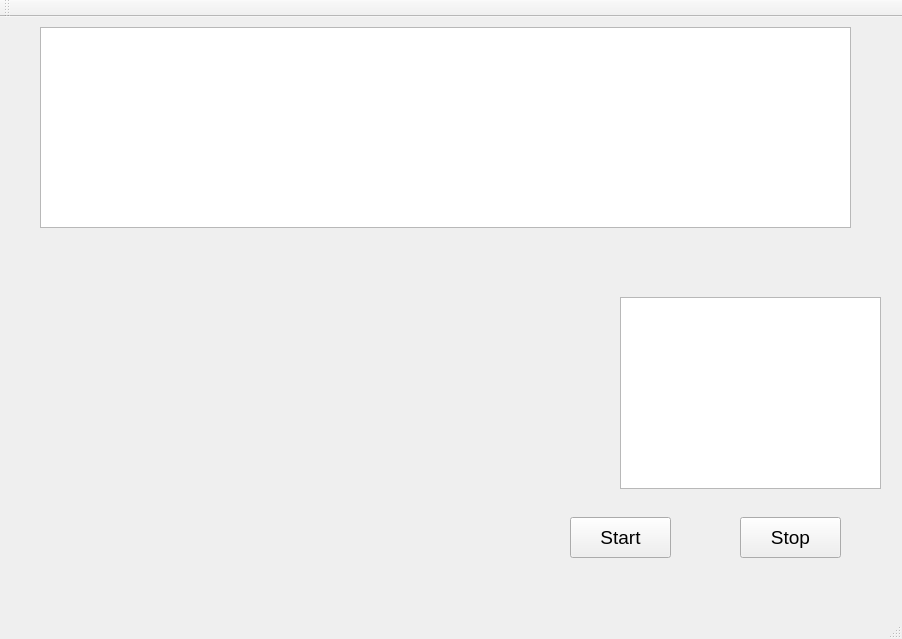
Qt form mainwindow.ui (EvgenyKhokhlov/knights) before a commit.
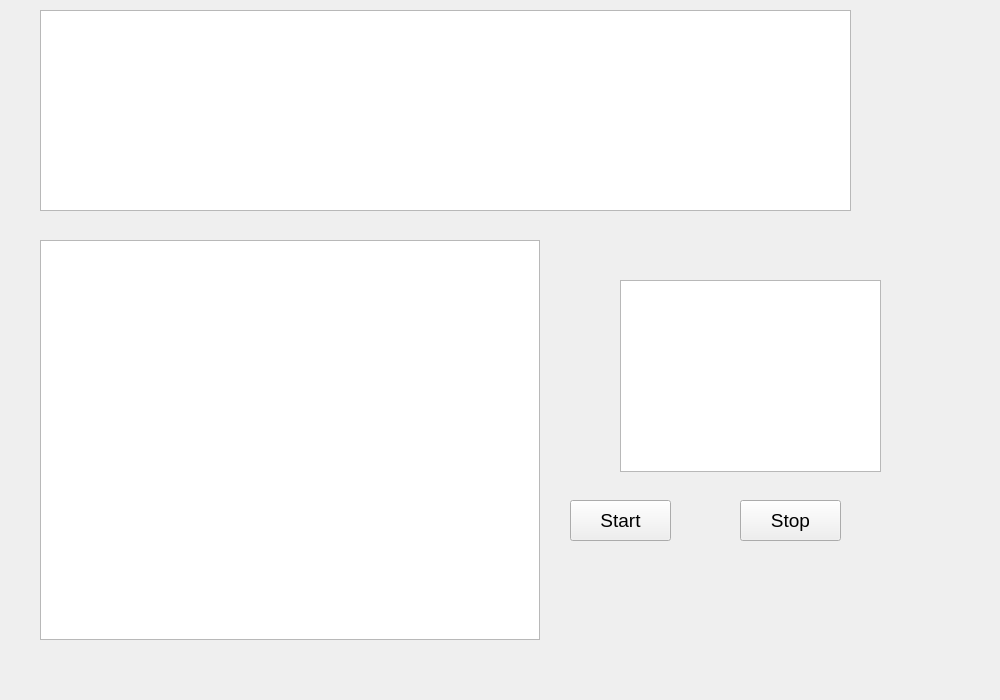
The same form after that commit.

What changed in the file:
```diff
--- a/mainwindow.ui
+++ b/mainwindow.ui
@@ -6,8 +6,8 @@
    <rect>
     <x>0</x>
     <y>0</y>
-    <width>902</width>
-    <height>639</height>
+    <width>1000</width>
+    <height>700</height>
    </rect>
   </property>
   <property name="windowTitle">
@@ -70,26 +70,17 @@
      </rect>
     </property>
    </widget>
-  </widget>
-  <widget class="QMenuBar" name="menuBar">
+   <widget class="QGraphicsView" name="graphicsView">
    <property name="geometry">
     <rect>
-     <x>0</x>
-     <y>0</y>
-     <width>902</width>
-     <height>20</height>
+      <x>40</x>
+      <y>240</y>
+      <width>500</width>
+      <height>400</height>
     </rect>
    </property>
   </widget>
-  <widget class="QToolBar" name="mainToolBar">
-   <attribute name="toolBarArea">
-    <enum>TopToolBarArea</enum>
-   </attribute>
-   <attribute name="toolBarBreak">
-    <bool>false</bool>
-   </attribute>
   </widget>
-  <widget class="QStatusBar" name="statusBar"/>
  </widget>
  <layoutdefault spacing="6" margin="11"/>
  <resources/>
```
Lines whose indentation alone changed are shown as unchanged.
